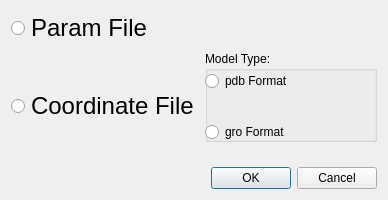
Above: grom/ui/type_qt5.ui from hovo1990/GROM before the change. Below: the same form after it.
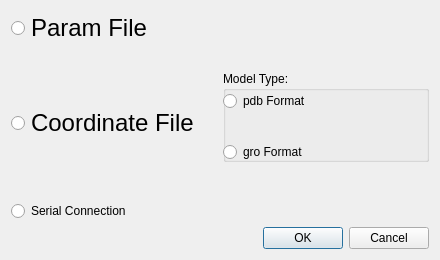
That is the form after the change. Icons and pictures are not drawn.

Commit message:
Serial Connection Support
A new serial connection function to work with spectrometers,etc.

Patch:
```diff
--- a/grom/ui/type_qt5.ui
+++ b/grom/ui/type_qt5.ui
@@ -6,8 +6,8 @@
    <rect>
     <x>0</x>
     <y>0</y>
-    <width>388</width>
-    <height>200</height>
+    <width>440</width>
+    <height>260</height>
    </rect>
   </property>
   <property name="minimumSize">
@@ -18,14 +18,21 @@
   </property>
   <property name="maximumSize">
    <size>
-    <width>390</width>
-    <height>200</height>
+    <width>440</width>
+    <height>260</height>
    </size>
   </property>
   <property name="windowTitle">
    <string>File Type</string>
   </property>
   <layout class="QGridLayout" name="gridLayout">
+   <item row="2" column="0">
+    <widget class="QDialogButtonBox" name="buttonBox">
+     <property name="standardButtons">
+      <set>QDialogButtonBox::Cancel|QDialogButtonBox::Ok</set>
+     </property>
+    </widget>
+   </item>
    <item row="0" column="0">
     <layout class="QHBoxLayout" name="horizontalLayout">
      <item>
@@ -106,6 +113,26 @@
          </property>
         </spacer>
        </item>
+       <item>
+        <widget class="QRadioButton" name="SerialButton">
+         <property name="toolTip">
+          <string>Serial Connection</string>
+         </property>
+         <property name="text">
+          <string>Serial Connection</string>
+         </property>
+         <property name="icon">
+          <iconset resource="type.qrc">
+           <normaloff>:/Icons/icons/type/serialConnection.png</normaloff>:/Icons/icons/type/serialConnection.png</iconset>
+         </property>
+         <property name="iconSize">
+          <size>
+           <width>40</width>
+           <height>40</height>
+          </size>
+         </property>
+        </widget>
+       </item>
       </layout>
      </item>
      <item>
@@ -143,7 +170,7 @@
          <property name="checkable">
           <bool>false</bool>
          </property>
-         <widget class="QWidget" name="">
+         <widget class="QWidget" name="layoutWidget">
           <property name="geometry">
            <rect>
             <x>0</x>
@@ -201,13 +228,6 @@
      </item>
     </layout>
    </item>
-   <item row="1" column="0">
-    <widget class="QDialogButtonBox" name="buttonBox">
-     <property name="standardButtons">
-      <set>QDialogButtonBox::Cancel|QDialogButtonBox::Ok</set>
-     </property>
-    </widget>
-   </item>
   </layout>
  </widget>
  <resources>
```
The commit also changes 14 other files.
